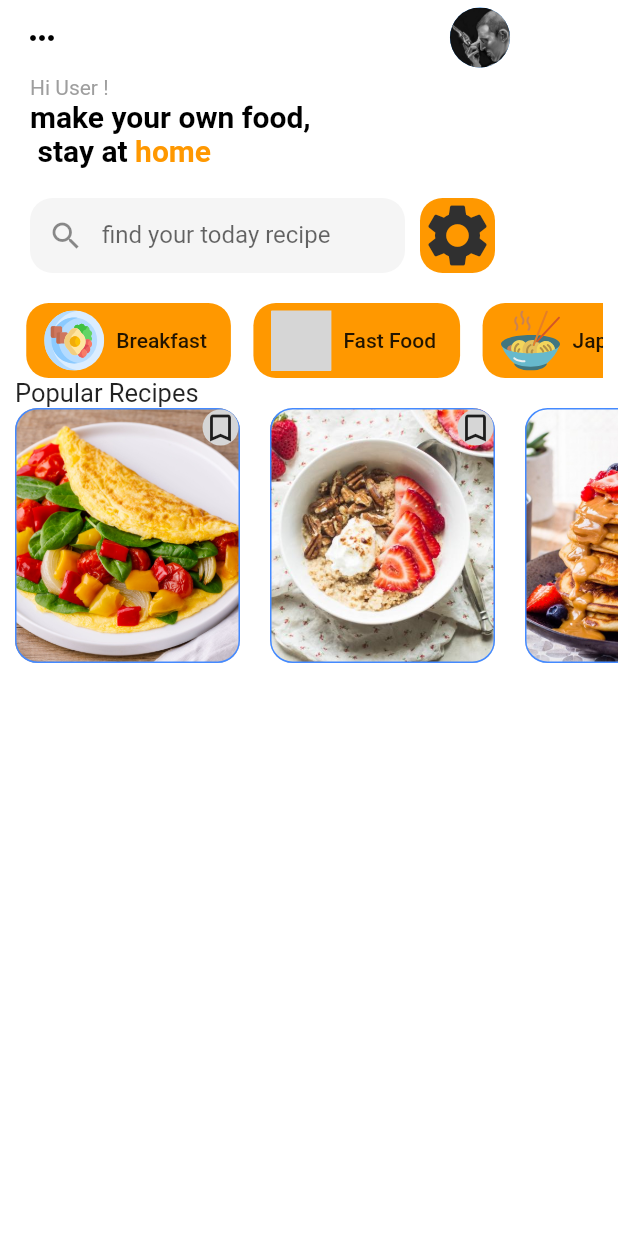
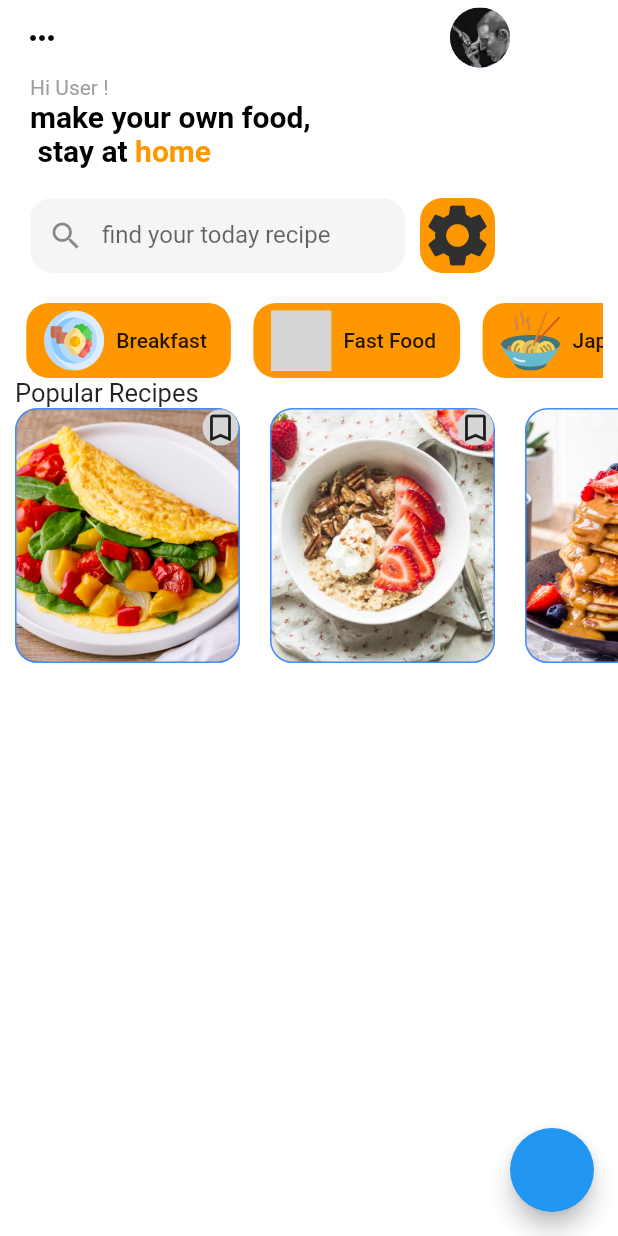
Before and after one commit to Enadir-Mekhlouf/Myrecipe, a Flutter app: the screen it shows after launch, on a phone screen of 412 x 824 dp. Run offline on Flutter 3.47's test engine with Material 2 defaults, Android fonts, the phone set to English and light mode, and no system bars; our stand-ins replace flutter_svg; grey boxes are pictures that could not be loaded.

Commit message:
bottom bar

```diff
--- a/lib/main.dart
+++ b/lib/main.dart
@@ -7,6 +7,8 @@ void main() {
 
 class MyApp extends StatelessWidget {
   const MyApp();
+
+  get bottomAppBarContents => null;
   @override
   Widget build(BuildContext context) {
     return MaterialApp(
@@ -36,6 +38,11 @@ class MyApp extends StatelessWidget {
                 )
               ],
             )),
+        bottomNavigationBar: BottomAppBar(
+          color: Colors.white,
+          child: bottomAppBarContents,
+        ),
+        floatingActionButton: FloatingActionButton(onPressed: null),
         body: SafeArea(
           // all container
           child: Container(
```
